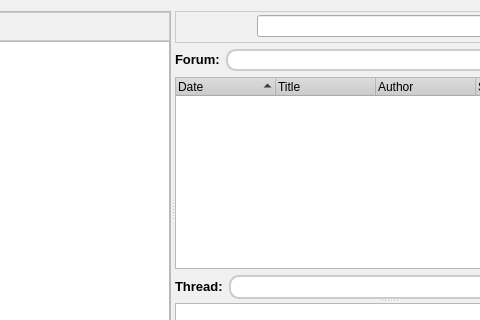
Above: retroshare-gui/src/gui/ForumsDialog.ui from RetroShare/RetroShare before the change; both pictures show x 129 to 609 and y 0 to 320 of the 732 by 420 pixel window. Below: the same form after it.
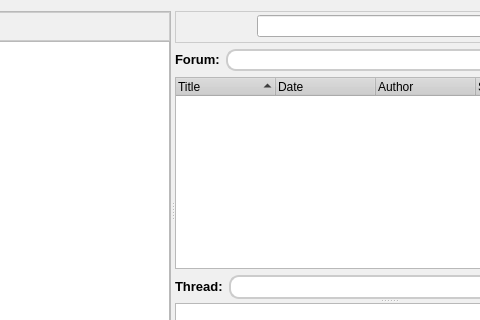
That is the form after the change. Icons and pictures are not drawn.

Commit message: moved Forum Title Column as First column

Diff of the .ui file:
```diff
--- a/retroshare-gui/src/gui/ForumsDialog.ui
+++ b/retroshare-gui/src/gui/ForumsDialog.ui
@@ -875,12 +875,12 @@
           </property>
           <column>
            <property name="text">
-            <string>Date</string>
+            <string>Title</string>
            </property>
           </column>
           <column>
            <property name="text">
-            <string>Title</string>
+            <string>Date</string>
            </property>
           </column>
           <column>
```
The commit also changes 1 other file.
